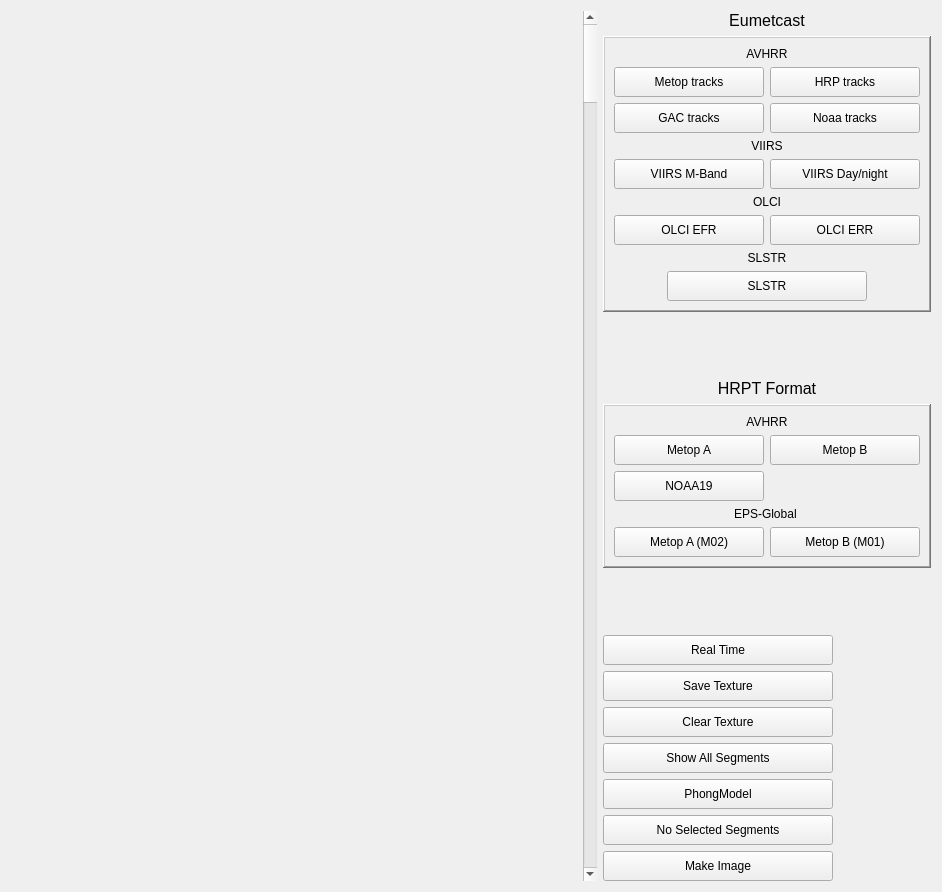
This is core/formmapcyl.ui in hvanruys/EUMETCastView as Qt 5 draws it before an edit. The edited form follows.
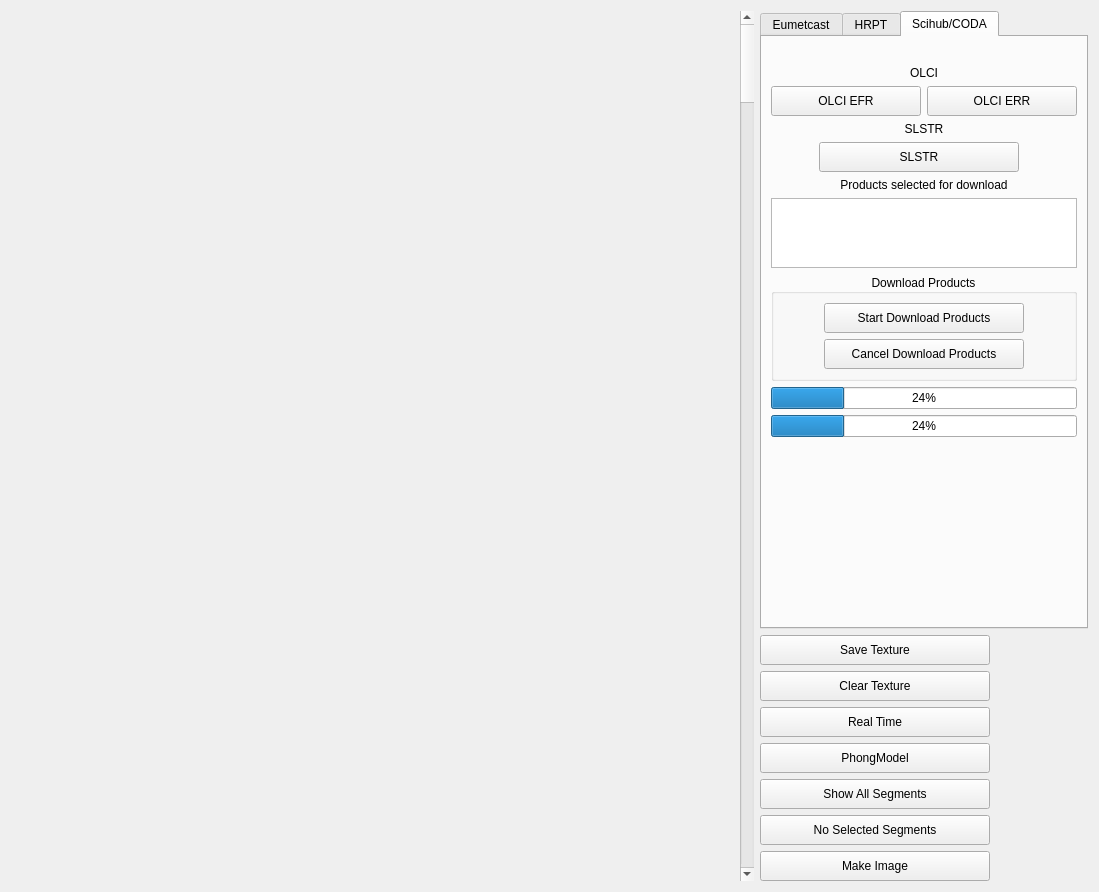
This is the edited form.

Commit message: Added receiving segments from scihub

```diff
--- a/core/formmapcyl.ui
+++ b/core/formmapcyl.ui
@@ -6,7 +6,7 @@
    <rect>
     <x>0</x>
     <y>0</y>
-    <width>942</width>
+    <width>1099</width>
     <height>892</height>
    </rect>
   </property>
@@ -35,34 +35,17 @@
     </widget>
    </item>
    <item>
-    <layout class="QVBoxLayout" name="verticalLayout" stretch="0,0,0,0,0,0,0,0,0,0,0,0,0">
+    <layout class="QVBoxLayout" name="verticalLayout_4">
      <item>
-      <widget class="QLabel" name="label">
-       <property name="font">
-        <font>
-         <pointsize>12</pointsize>
-        </font>
+      <widget class="QTabWidget" name="tabWidget">
+       <property name="currentIndex">
+        <number>2</number>
        </property>
-       <property name="text">
+       <widget class="QWidget" name="tabEumetcast">
+        <attribute name="title">
         <string>Eumetcast</string>
-       </property>
-       <property name="textFormat">
-        <enum>Qt::PlainText</enum>
-       </property>
-       <property name="alignment">
-        <set>Qt::AlignCenter</set>
-       </property>
-      </widget>
-     </item>
-     <item>
-      <widget class="QFrame" name="frame">
-       <property name="frameShape">
-        <enum>QFrame::WinPanel</enum>
-       </property>
-       <property name="frameShadow">
-        <enum>QFrame::Raised</enum>
-       </property>
-       <layout class="QVBoxLayout" name="verticalLayout_2">
+        </attribute>
+        <layout class="QVBoxLayout" name="verticalLayout_3">
         <item>
          <widget class="QLabel" name="label_6">
           <property name="text">
@@ -341,9 +324,6 @@
           </item>
          </layout>
         </item>
-       </layout>
-      </widget>
-     </item>
      <item>
       <spacer name="verticalSpacer_2">
        <property name="orientation">
@@ -351,36 +331,21 @@
        </property>
        <property name="sizeHint" stdset="0">
         <size>
-         <width>305</width>
-         <height>28</height>
+             <width>20</width>
+             <height>40</height>
         </size>
        </property>
       </spacer>
      </item>
-     <item>
-      <widget class="QLabel" name="label_2">
-       <property name="font">
-        <font>
-         <pointsize>12</pointsize>
-        </font>
-       </property>
-       <property name="text">
-        <string>HRPT Format</string>
-       </property>
-       <property name="alignment">
-        <set>Qt::AlignCenter</set>
-       </property>
-      </widget>
-     </item>
+        </layout>
+       </widget>
+       <widget class="QWidget" name="tabHRPT">
+        <attribute name="title">
+         <string>HRPT</string>
+        </attribute>
+        <layout class="QVBoxLayout" name="verticalLayout">
      <item>
-      <widget class="QFrame" name="frame_2">
-       <property name="frameShape">
-        <enum>QFrame::WinPanel</enum>
-       </property>
-       <property name="frameShadow">
-        <enum>QFrame::Raised</enum>
-       </property>
-       <layout class="QVBoxLayout" name="verticalLayout_3">
+          <layout class="QVBoxLayout" name="verticalLayout_2">
         <item>
          <widget class="QLabel" name="label_7">
           <property name="text">
@@ -480,7 +445,6 @@
          </layout>
         </item>
        </layout>
-      </widget>
      </item>
      <item>
       <spacer name="verticalSpacer">
@@ -495,11 +459,61 @@
        </property>
       </spacer>
      </item>
+        </layout>
+       </widget>
+       <widget class="QWidget" name="tabDatahub">
+        <attribute name="title">
+         <string>Scihub/CODA</string>
+        </attribute>
+        <layout class="QVBoxLayout" name="verticalLayout_6">
      <item>
-      <widget class="QPushButton" name="btnRealTime">
+          <widget class="QLabel" name="lblTotalAvailable">
+           <property name="text">
+            <string/>
+           </property>
+          </widget>
+         </item>
+         <item>
+          <widget class="QLabel" name="label">
+           <property name="font">
+            <font>
+             <pointsize>9</pointsize>
+            </font>
+           </property>
+           <property name="text">
+            <string>OLCI</string>
+           </property>
+           <property name="alignment">
+            <set>Qt::AlignCenter</set>
+           </property>
+          </widget>
+         </item>
+         <item>
+          <layout class="QHBoxLayout" name="horizontalLayout_6">
+           <item>
+            <widget class="QPushButton" name="btnOLCIefrDatahub">
        <property name="minimumSize">
         <size>
+               <width>150</width>
+               <height>30</height>
+              </size>
+             </property>
+             <property name="maximumSize">
+              <size>
          <width>230</width>
+               <height>16777215</height>
+              </size>
+             </property>
+             <property name="text">
+              <string>OLCI EFR</string>
+             </property>
+            </widget>
+           </item>
+           <item>
+            <widget class="QPushButton" name="btnOLCIerrDatahub">
+             <property name="minimumSize">
+              <size>
+               <width>150</width>
          <height>30</height>
         </size>
        </property>
@@ -510,8 +524,228 @@
         </size>
        </property>
        <property name="text">
-        <string> Real Time </string>
-       </property>
+              <string>OLCI ERR</string>
+             </property>
+            </widget>
+           </item>
+          </layout>
+         </item>
+         <item>
+          <widget class="QLabel" name="label_2">
+           <property name="font">
+            <font>
+             <pointsize>9</pointsize>
+            </font>
+           </property>
+           <property name="text">
+            <string>SLSTR</string>
+           </property>
+           <property name="alignment">
+            <set>Qt::AlignCenter</set>
+           </property>
+          </widget>
+         </item>
+         <item>
+          <layout class="QHBoxLayout" name="horizontalLayout_5" stretch="0,0,0">
+           <item>
+            <spacer name="horizontalSpacer_3">
+             <property name="orientation">
+              <enum>Qt::Horizontal</enum>
+             </property>
+             <property name="sizeHint" stdset="0">
+              <size>
+               <width>48</width>
+               <height>27</height>
+              </size>
+             </property>
+            </spacer>
+           </item>
+           <item>
+            <widget class="QPushButton" name="btnSLSTRDatahub">
+             <property name="minimumSize">
+              <size>
+               <width>200</width>
+               <height>30</height>
+              </size>
+             </property>
+             <property name="maximumSize">
+              <size>
+               <width>16777215</width>
+               <height>16777215</height>
+              </size>
+             </property>
+             <property name="text">
+              <string>SLSTR</string>
+             </property>
+            </widget>
+           </item>
+           <item>
+            <spacer name="horizontalSpacer_4">
+             <property name="orientation">
+              <enum>Qt::Horizontal</enum>
+             </property>
+             <property name="sizeHint" stdset="0">
+              <size>
+               <width>58</width>
+               <height>27</height>
+              </size>
+             </property>
+            </spacer>
+           </item>
+          </layout>
+         </item>
+         <item>
+          <widget class="QLabel" name="label_9">
+           <property name="text">
+            <string>Products selected for download</string>
+           </property>
+           <property name="alignment">
+            <set>Qt::AlignCenter</set>
+           </property>
+          </widget>
+         </item>
+         <item>
+          <widget class="QListWidget" name="lwSelectedProducts"/>
+         </item>
+         <item>
+          <widget class="QGroupBox" name="groupBox">
+           <property name="title">
+            <string>Download Products</string>
+           </property>
+           <property name="alignment">
+            <set>Qt::AlignCenter</set>
+           </property>
+           <layout class="QVBoxLayout" name="verticalLayout_5">
+            <item>
+             <layout class="QHBoxLayout" name="horizontalLayout_7" stretch="0,0,0">
+              <item>
+               <spacer name="horizontalSpacer_5">
+                <property name="orientation">
+                 <enum>Qt::Horizontal</enum>
+                </property>
+                <property name="sizeHint" stdset="0">
+                 <size>
+                  <width>40</width>
+                  <height>20</height>
+                 </size>
+                </property>
+               </spacer>
+              </item>
+              <item>
+               <widget class="QPushButton" name="btnDownloadProduct">
+                <property name="minimumSize">
+                 <size>
+                  <width>200</width>
+                  <height>30</height>
+                 </size>
+                </property>
+                <property name="maximumSize">
+                 <size>
+                  <width>16777215</width>
+                  <height>16777215</height>
+                 </size>
+                </property>
+                <property name="text">
+                 <string>Start Download Products</string>
+                </property>
+               </widget>
+              </item>
+              <item>
+               <spacer name="horizontalSpacer_6">
+                <property name="orientation">
+                 <enum>Qt::Horizontal</enum>
+                </property>
+                <property name="sizeHint" stdset="0">
+                 <size>
+                  <width>40</width>
+                  <height>20</height>
+                 </size>
+                </property>
+               </spacer>
+              </item>
+             </layout>
+            </item>
+            <item>
+             <layout class="QHBoxLayout" name="horizontalLayout_8" stretch="0,0,0">
+              <item>
+               <spacer name="horizontalSpacer_7">
+                <property name="orientation">
+                 <enum>Qt::Horizontal</enum>
+                </property>
+                <property name="sizeHint" stdset="0">
+                 <size>
+                  <width>40</width>
+                  <height>20</height>
+                 </size>
+                </property>
+               </spacer>
+              </item>
+              <item>
+               <widget class="QPushButton" name="btnCancelDownloadProduct">
+                <property name="minimumSize">
+                 <size>
+                  <width>200</width>
+                  <height>30</height>
+                 </size>
+                </property>
+                <property name="maximumSize">
+                 <size>
+                  <width>16777215</width>
+                  <height>16777215</height>
+                 </size>
+                </property>
+                <property name="text">
+                 <string>Cancel Download Products</string>
+                </property>
+               </widget>
+              </item>
+              <item>
+               <spacer name="horizontalSpacer_8">
+                <property name="orientation">
+                 <enum>Qt::Horizontal</enum>
+                </property>
+                <property name="sizeHint" stdset="0">
+                 <size>
+                  <width>40</width>
+                  <height>20</height>
+                 </size>
+                </property>
+               </spacer>
+              </item>
+             </layout>
+            </item>
+           </layout>
+          </widget>
+         </item>
+         <item>
+          <widget class="QProgressBar" name="pbProduct1">
+           <property name="value">
+            <number>24</number>
+           </property>
+          </widget>
+         </item>
+         <item>
+          <widget class="QProgressBar" name="pbProduct2">
+           <property name="value">
+            <number>24</number>
+           </property>
+          </widget>
+         </item>
+         <item>
+          <spacer name="verticalSpacer_3">
+           <property name="orientation">
+            <enum>Qt::Vertical</enum>
+           </property>
+           <property name="sizeHint" stdset="0">
+            <size>
+             <width>20</width>
+             <height>397</height>
+            </size>
+           </property>
+          </spacer>
+         </item>
+        </layout>
+       </widget>
       </widget>
      </item>
      <item>
@@ -553,7 +787,7 @@
       </widget>
      </item>
      <item>
-      <widget class="QPushButton" name="btnAllSegments">
+      <widget class="QPushButton" name="btnRealTime">
        <property name="minimumSize">
         <size>
          <width>230</width>
@@ -567,10 +801,7 @@
         </size>
        </property>
        <property name="text">
-        <string> Show All Segments </string>
-       </property>
-       <property name="checkable">
-        <bool>true</bool>
+        <string> Real Time </string>
        </property>
       </widget>
      </item>
@@ -596,6 +827,28 @@
        </property>
       </widget>
      </item>
+     <item>
+      <widget class="QPushButton" name="btnAllSegments">
+       <property name="minimumSize">
+        <size>
+         <width>230</width>
+         <height>30</height>
+        </size>
+       </property>
+       <property name="maximumSize">
+        <size>
+         <width>230</width>
+         <height>16777215</height>
+        </size>
+       </property>
+       <property name="text">
+        <string> Show All Segments </string>
+       </property>
+       <property name="checkable">
+        <bool>true</bool>
+       </property>
+      </widget>
+     </item>
      <item>
       <widget class="QPushButton" name="btnRemoveSelected">
        <property name="minimumSize">
```
Lines whose indentation alone changed are shown as unchanged. The commit also changes 34 other files.
